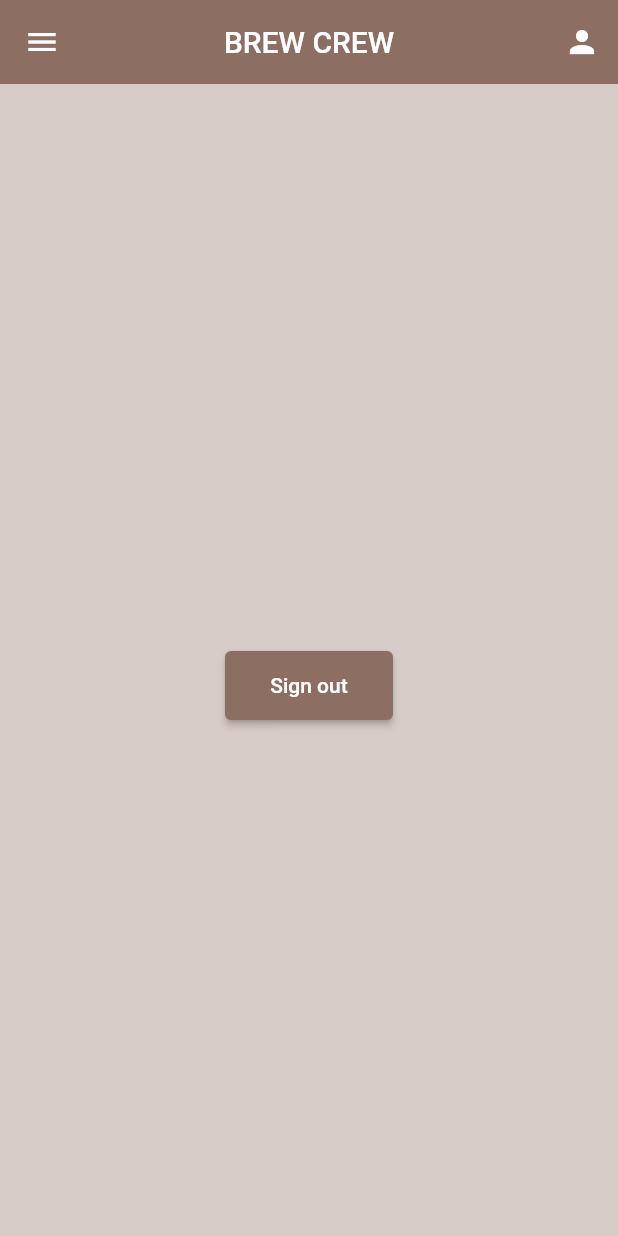
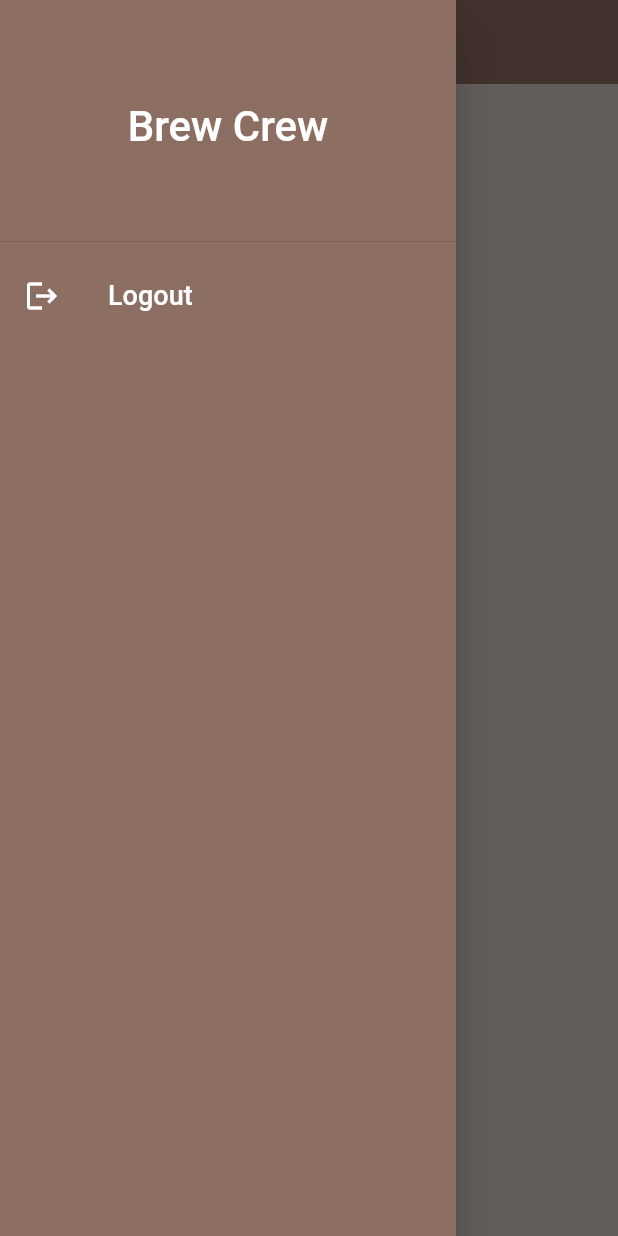
Before and after one commit to ardiantohendy/loginappwithfirebase, a Flutter app: the HomePage screen opened directly, with the side drawer open (before the commit the screen has no drawer), on a phone screen of 412 x 824 dp. Run offline on Flutter 3.47's test engine with Material 2 defaults, Android fonts, the phone set to English and light mode, and no system bars; our stand-ins replace cloud_firestore, firebase_auth, firebase_core, quickalert; accounts and stored records are empty; network calls fail.

Commit message:
new commit

```diff
--- a/lib/pages/home_page.dart
+++ b/lib/pages/home_page.dart
@@ -75,26 +75,44 @@ class _HomePageState extends State<HomePage> {
     return Scaffold(
       backgroundColor: Colors.brown[100],
       appBar: AppBar(
+        iconTheme: const IconThemeData(color: Colors.white),
         backgroundColor: Colors.brown[400],
         elevation: 0.0,
         title: _title(),
         centerTitle: true,
-        leading: IconButton(
-          onPressed: () {},
-          icon: const Icon(
-            Icons.menu,
-            color: Colors.white,
+      ),
+      drawer: Drawer(
+        child: Container(
+          color: Colors.brown[400],
+          child: ListView(
+            children: [
+              const DrawerHeader(
+                child: Center(
+                  child: Text(
+                    "Brew Crew",
+                    style: TextStyle(
+                      color: Colors.white,
+                      fontSize: 28,
+                    ),
+                  ),
+                ),
+              ),
+              ListTile(
+                leading: const Icon(
+                  Icons.logout,
+                  color: Colors.white,
+                ),
+                title: const Text(
+                  "Logout",
+                  style: TextStyle(fontSize: 18, color: Colors.white),
+                ),
+                onTap: () {
+                  _signOutAlert();
+                },
+              )
+            ],
           ),
         ),
-        actions: [
-          IconButton(
-            onPressed: () {},
-            icon: const Icon(
-              Icons.person,
-              color: Colors.white,
-            ),
-          ),
-        ],
       ),
       body: Container(
         height: double.infinity,
--- a/lib/services/database.dart
+++ b/lib/services/database.dart
@@ -19,4 +19,10 @@ class DatabaseService {
       },
     );
   }
+
+  //get brew stream
+
+  Stream<QuerySnapshot> get brews {
+    return brewCollection.snapshots();
+  }
 }
```
